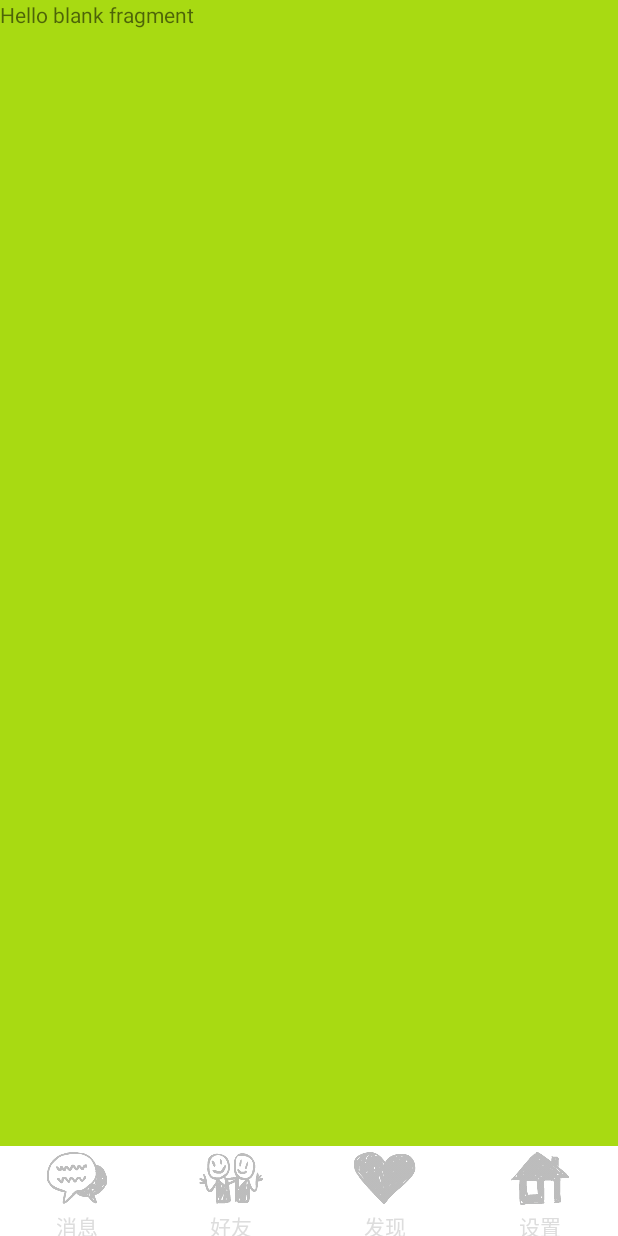
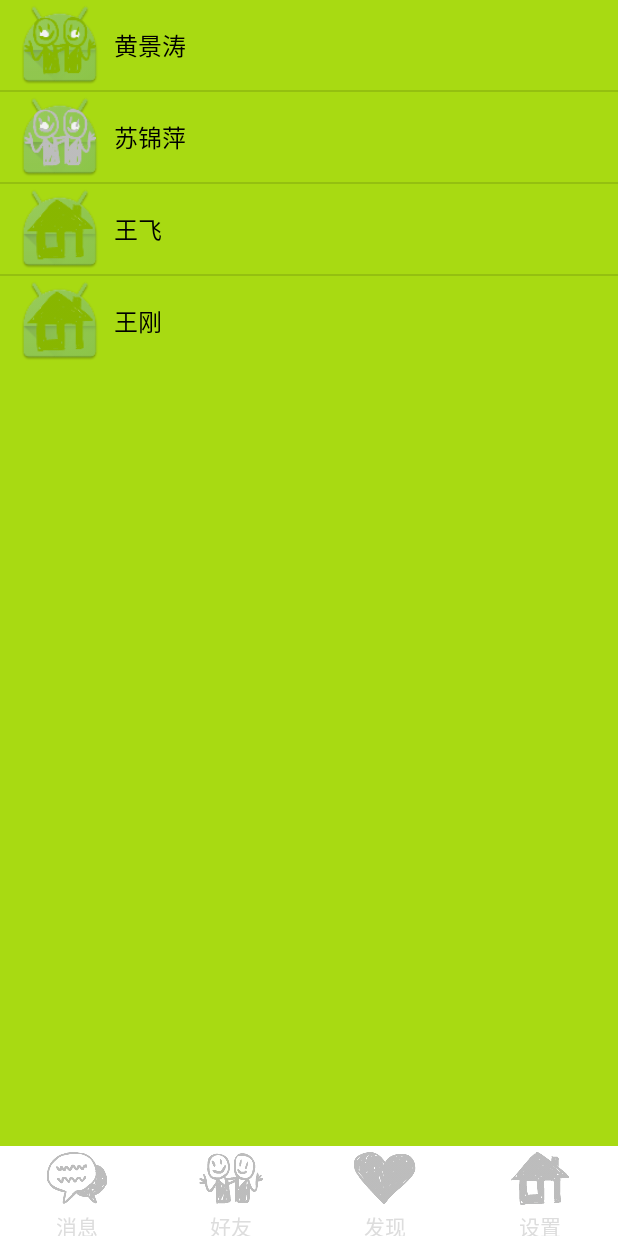
Before and after one commit to happyConan/MapLook, an Android app: the fragment ContactsFragment placed in its activity, on a phone screen of 412 x 824 dp. Run offline under Robolectric (Android 15) with nearby library versions, the phone set to English and light mode, and no system bars.

Commit message:
MessageFragment及ContactsFragment中listview的添加以及一些必要类的添加

```diff
--- a/app/src/main/AndroidManifest.xml
+++ b/app/src/main/AndroidManifest.xml
@@ -22,7 +22,8 @@
         <activity android:name=".ChatActivity" />
         <activity android:name=".FriendCardActivity" />
         <activity android:name=".StrangerCardActivity" />
-        <activity android:name=".AlterActivity"></activity>
+        <activity android:name=".AlterActivity" />
+        <activity android:name=".PersonalCardActivity"></activity>
     </application>
 
 </manifest>
--- /dev/null
+++ b/app/src/main/java/com/team/maplook/ContactsAdapter.java
@@ -0,0 +1,61 @@
+package com.team.maplook;
+
+import android.content.Context;
+import android.view.LayoutInflater;
+import android.view.View;
+import android.view.ViewGroup;
+import android.widget.BaseAdapter;
+import android.widget.ImageView;
+import android.widget.TextView;
+
+import java.util.ArrayList;
+import java.util.List;
+
+/**
+ * Created by jingtaohuang on 16/7/21.
+ */
+public class ContactsAdapter extends BaseAdapter {
+    private LayoutInflater layoutInflater;
+    private List<ContactsMember> contactsMemberList;
+
+    public ContactsAdapter(Context context) {
+        layoutInflater = LayoutInflater.from(context);
+        contactsMemberList = new ArrayList<>();
+        contactsMemberList.add(new ContactsMember(R.drawable.ic_tabbar_contacts_pressed,"黄景涛"));
+        contactsMemberList.add(new ContactsMember(R.drawable.ic_tabbar_contacts_normal,"苏锦萍"));
+        contactsMemberList.add(new ContactsMember(R.drawable.ic_tabbar_setting_pressed,"王飞"));
+        contactsMemberList.add(new ContactsMember(R.drawable.ic_tabbar_setting_pressed,"王刚"));
+
+    }
+
+
+    @Override
+    public int getCount() {
+        return contactsMemberList.size();
+    }
+
+    @Override
+    public Object getItem(int i) {
+        return contactsMemberList.get(i);
+    }
+
+    @Override
+    public long getItemId(int i) {
+        return 0;
+    }
+
+    @Override
+    public View getView(int i, View view, ViewGroup viewGroup) {
+        if(view==null){
+            view = layoutInflater.inflate(R.layout.listview_contacts_item,viewGroup,false);
+        }
+        //按照i获取contactsMemberList内的contactsMember对象
+        ContactsMember contactsMember = contactsMemberList.get(i);
+        //找到成员子组件显示名字、头像、最新消息
+        TextView contacts_name = (TextView)view.findViewById(R.id.contacts_name);
+        ImageView contacts_image = (ImageView)view.findViewById(R.id.contacts_image);
+        contacts_name.setText(contactsMember.getContacts_name());
+        contacts_image.setImageResource(contactsMember.getContacts_image());
+        return view;
+    }
+}
--- a/app/src/main/java/com/team/maplook/ContactsFragment.java
+++ b/app/src/main/java/com/team/maplook/ContactsFragment.java
@@ -7,6 +7,7 @@ import android.support.v4.app.Fragment;
 import android.view.LayoutInflater;
 import android.view.View;
 import android.view.ViewGroup;
+import android.widget.ListView;
 
 
 public class ContactsFragment extends Fragment {
@@ -15,6 +16,9 @@ public class ContactsFragment extends Fragment {
     public View onCreateView(LayoutInflater inflater, ViewGroup container,
                              Bundle savedInstanceState) {
         View view = inflater.inflate(R.layout.fragment_contacts, container,false);
+        ListView listView = (ListView) view.findViewById(R.id.id_contacts_listview);
+        ContactsAdapter contactsAdapter = new ContactsAdapter(getActivity());
+        listView.setAdapter(contactsAdapter);
         return view;
     }
 
--- /dev/null
+++ b/app/src/main/java/com/team/maplook/ContactsMember.java
@@ -0,0 +1,22 @@
+package com.team.maplook;
+
+/**
+ * Created by jingtaohuang on 16/7/21.
+ */
+public class ContactsMember {
+    String contacts_name;
+    int contacts_image;
+
+    public ContactsMember(int contacts_image, String contacts_name) {
+        this.contacts_image = contacts_image;
+        this.contacts_name = contacts_name;
+    }
+
+    public String getContacts_name() {
+        return contacts_name;
+    }
+
+    public int getContacts_image() {
+        return contacts_image;
+    }
+}
--- a/app/src/main/res/layout/fragment_contacts.xml
+++ b/app/src/main/res/layout/fragment_contacts.xml
@@ -1,15 +1,15 @@
 <FrameLayout xmlns:android="http://schemas.android.com/apk/res/android"
     xmlns:tools="http://schemas.android.com/tools"
     android:background="#a8da12"
-    android:gravity="center"
+    android:gravity="top"
     android:orientation="vertical"
     android:layout_width="match_parent"
     android:layout_height="match_parent"
     tools:context="com.team.maplook.ContactsFragment">
 
-    <TextView
+    <ListView
+        android:id="@+id/id_contacts_listview"
         android:layout_width="match_parent"
-        android:layout_height="match_parent"
-        android:text="@string/hello_blank_fragment" />
+        android:layout_height="wrap_content"></ListView>
 
 </FrameLayout>
--- /dev/null
+++ b/app/src/main/res/layout/listview_contacts_item.xml
@@ -0,0 +1,28 @@
+<?xml version="1.0" encoding="utf-8"?>
+<LinearLayout
+    xmlns:android="http://schemas.android.com/apk/res/android"
+    android:orientation="horizontal"
+    android:layout_width="match_parent"
+    android:layout_height="match_parent">
+
+    <ImageView
+        android:id="@+id/contacts_image"
+        android:layout_width="60dp"
+        android:layout_height="60dp"
+        android:layout_marginLeft="10dp"
+        android:padding="6dp"
+        android:background="@mipmap/ic_launcher"/>
+
+
+    <TextView
+        android:id="@+id/contacts_name"
+        android:layout_width="wrap_content"
+        android:layout_height="wrap_content"
+        android:text="@string/contacts_name"
+        android:layout_gravity="center_vertical"
+        android:padding="6dp"
+        android:textSize="16sp"
+        android:textColor="#000000"/>
+
+
+</LinearLayout>
--- a/app/src/main/res/values/strings.xml
+++ b/app/src/main/res/values/strings.xml
@@ -3,4 +3,7 @@
 
     <!-- TODO: Remove or change this placeholder text -->
     <string name="hello_blank_fragment">Hello blank fragment</string>
+    <string name="message_name">安卓小分队</string>
+    <string name="message_lastestcontent">大家好啊</string>
+    <string name="contacts_name">安卓小分队</string>
 </resources>
```
Also changed, not shown: app/src/main/java/com/team/maplook/MessageAdapter.java (added, +65 -0 lines), app/src/main/java/com/team/maplook/MessageFragment.java (+6 -1 lines), app/src/main/java/com/team/maplook/MessageMember.java (added, +27 -0 lines), app/src/main/java/com/team/maplook/PersonalCardActivity.java (added, +13 -0 lines), app/src/main/res/layout/activity_personal_card.xml (added, +12 -0 lines), app/src/main/res/layout/fragment_message.xml (+4 -4 lines).
